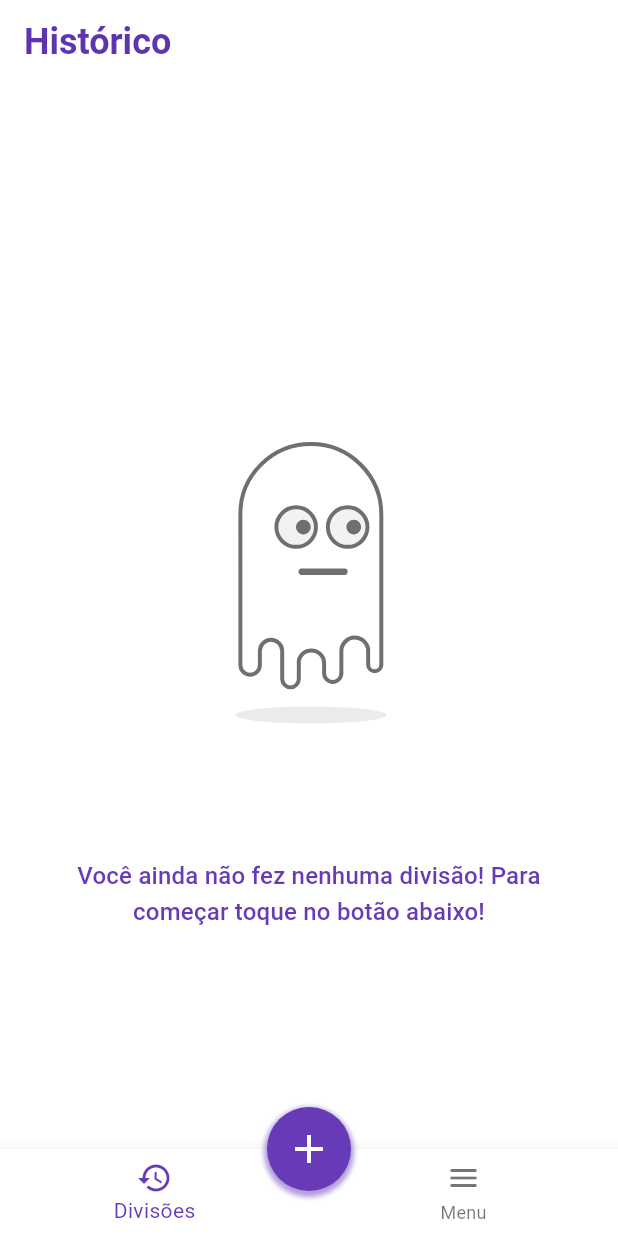
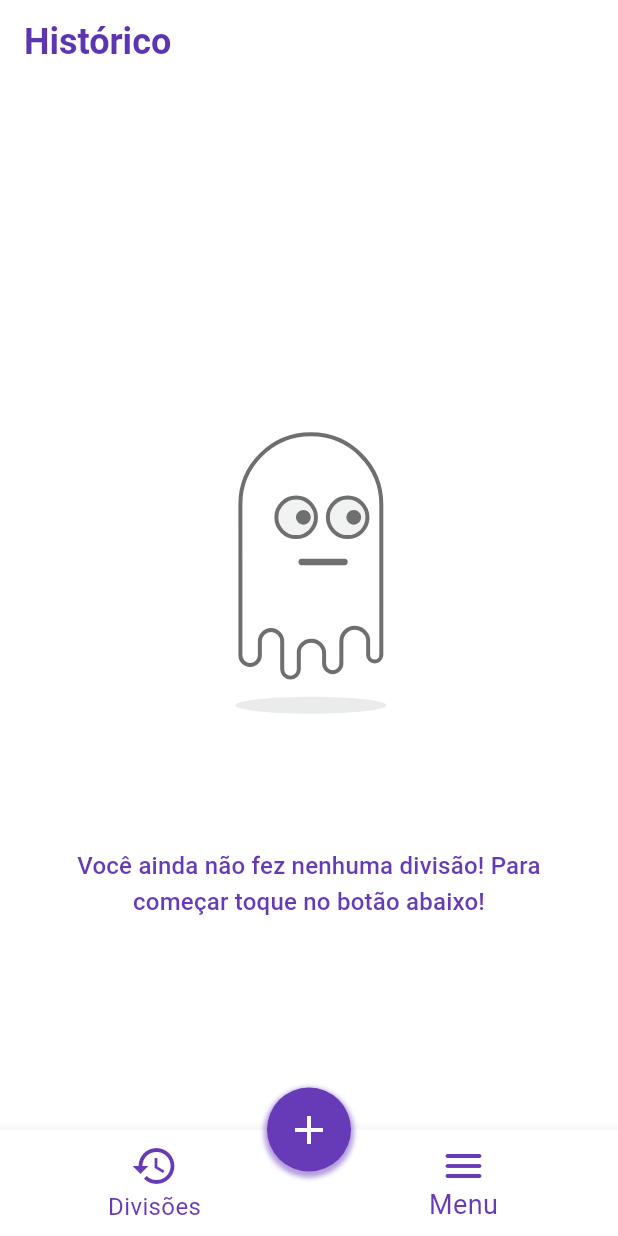
Before and after one commit to ivictoruan/racha_racha, a Flutter app: the screen it shows after launch, after a tap on "Começar", on a phone screen of 412 x 824 dp. Run offline on Flutter 3.47's test engine with Material 3 defaults, Android fonts, the phone set to English and light mode, and no system bars; drawn by our look-alikes of showcaseview; our stand-ins replace carousel_slider, dartz, firebase_core, firebase_crashlytics, flutter_slidable, flutter_speed_dial and 5 more; accounts and stored records are empty.

Commit message:
Alterações no tamanho das fontes.

```diff
--- a/lib/main.dart
+++ b/lib/main.dart
@@ -1,14 +1,11 @@
 import 'package:flutter/material.dart';
 
-//import 'src/app_starter.dart';
+import 'src/app_starter.dart';
 import 'src/app_widget.dart';
 import 'src/presenter/shared/providers/general_widget_provider.dart';
 
-//Future<>
-void main()
-//async
-{
-  //await AppStarter.initApp();
+Future<void> main() async {
+  await AppStarter.initApp();
   runApp(
     const GeneralWidgetProvider(
       child: RachaRachaApp(),
--- a/lib/src/presenter/screens/result/widgets/bottom_nav_bar_widget.dart
+++ b/lib/src/presenter/screens/result/widgets/bottom_nav_bar_widget.dart
@@ -62,7 +62,10 @@ class _BottomNavBarWidgetState extends State<BottomNavBarWidget> {
       },
       items: [
         const BottomNavigationBarItem(
-          icon: Icon(Icons.history),
+          icon: Icon(
+            Icons.history,
+            size: 32,
+          ),
           label: "Divisões",
         ),
         if (widget.isFinishingCheck)
@@ -73,10 +76,13 @@ class _BottomNavBarWidgetState extends State<BottomNavBarWidget> {
                 : "Rachar",
           ),
         const BottomNavigationBarItem(
-          icon: Icon(Icons.menu_rounded),
+          icon: Icon(Icons.menu_rounded, size: 32),
           label: "Menu",
         ),
       ],
+      unselectedFontSize: 18,
+      unselectedItemColor: Colors.deepPurple,
+      selectedFontSize: 16,
     );
   }
 }
```
